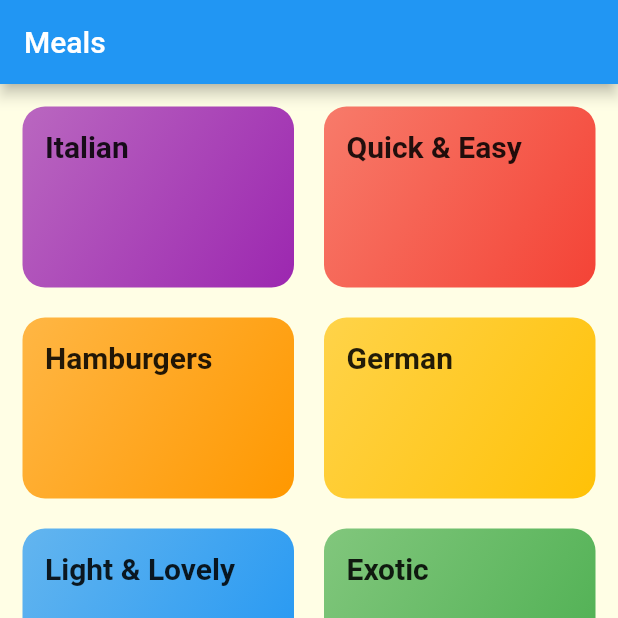
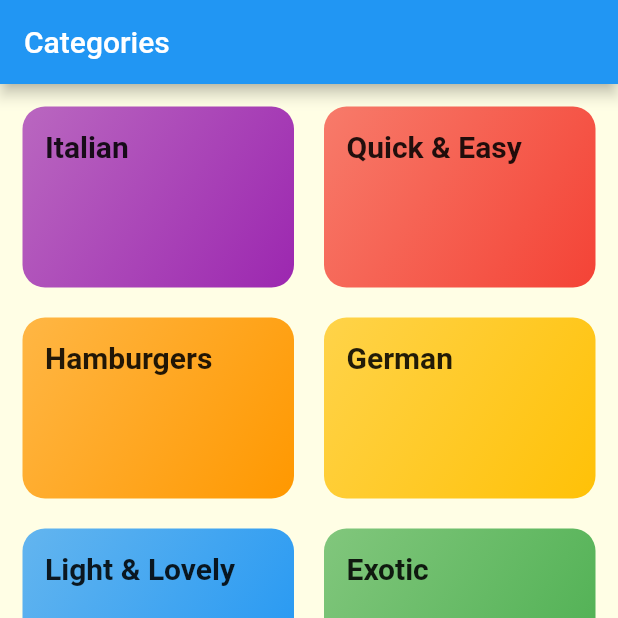
Before and after one commit to codewithavinash/DailyMeals, a Flutter app: the screen it shows after launch, on a phone screen of 412 x 824 dp, the top half of it. Run offline on Flutter 3.47's test engine with Material 2 defaults, Android fonts, the light colour scheme and no system bars.

Commit message:
dynamic AppBar Title changes with current Tab select

```diff
--- a/lib/screens/tabs_screen.dart
+++ b/lib/screens/tabs_screen.dart
@@ -10,18 +10,13 @@ class TabsScreen extends StatefulWidget {
 }
 
 class _TabsScreenState extends State<TabsScreen> {
-  final List<Widget> _pages = [
-    CategoriesScreen(),
-    FavouritesScreen(),
+  final List<Map<String, Object>> _pages = [
+    {
+      'page': CategoriesScreen(),
+      'title': 'Categories',
+    },
+    {'page': FavouritesScreen(), 'title': 'Favourites'},
   ];
-
-  // final List<Map<String, Object>> _pages = [
-  //   {
-  //     'page': CategoriesScreen(),
-  //     'title': 'Categories',
-  //   },
-  //   {'page': FavouritesScreen(), 'title': 'Favourites'},
-  // ];
   int _selectedPageIndex = 0;
 
   // Fuction that gives automatic index of a Tab
@@ -39,12 +34,11 @@ class _TabsScreenState extends State<TabsScreen> {
     // child:
     return Scaffold(
       appBar: AppBar(
-        title: Text('Meals'),
-        // title: _pages[_selectedPageIndex],
-        //title: _pages[_selectedPageIndex]['title'],
+        // title: Text('Meals'),
+        title: Text(_pages[_selectedPageIndex]['title']),
       ),
-      body: _pages[_selectedPageIndex],
-      //body: _pages[_selectedPageIndex]['page'],
+      // body: _pages[_selectedPageIndex],
+      body: _pages[_selectedPageIndex]['page'],
       bottomNavigationBar: BottomNavigationBar(
         onTap: _selectPage,
         backgroundColor: Theme.of(context).primaryColor,
```
